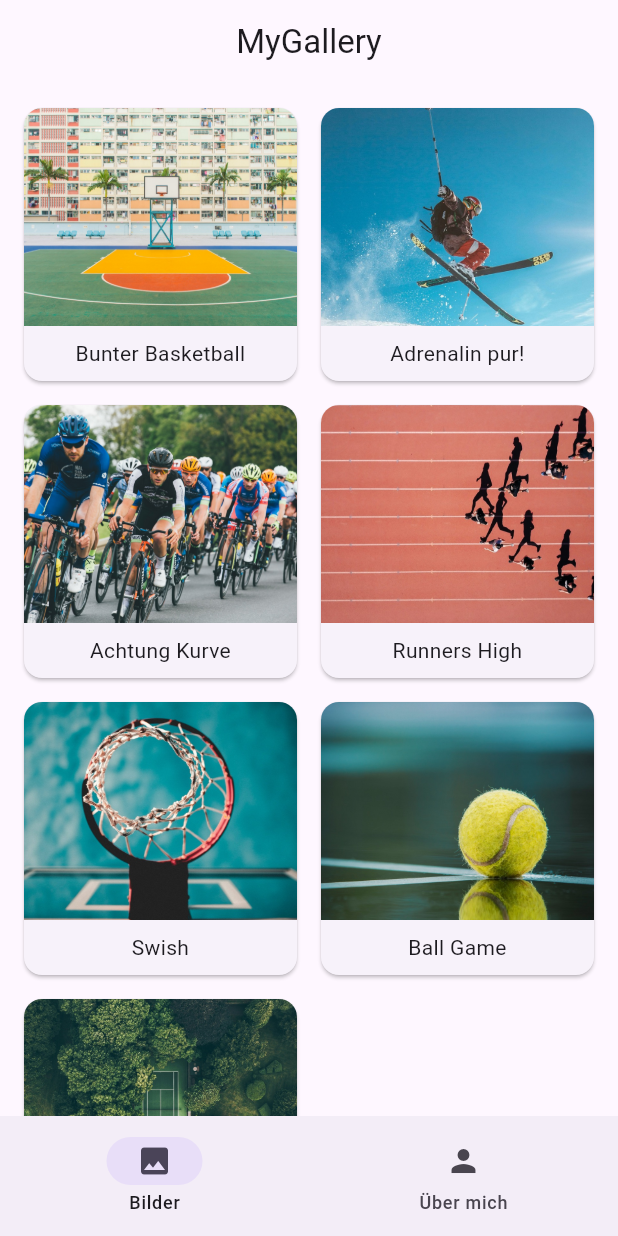
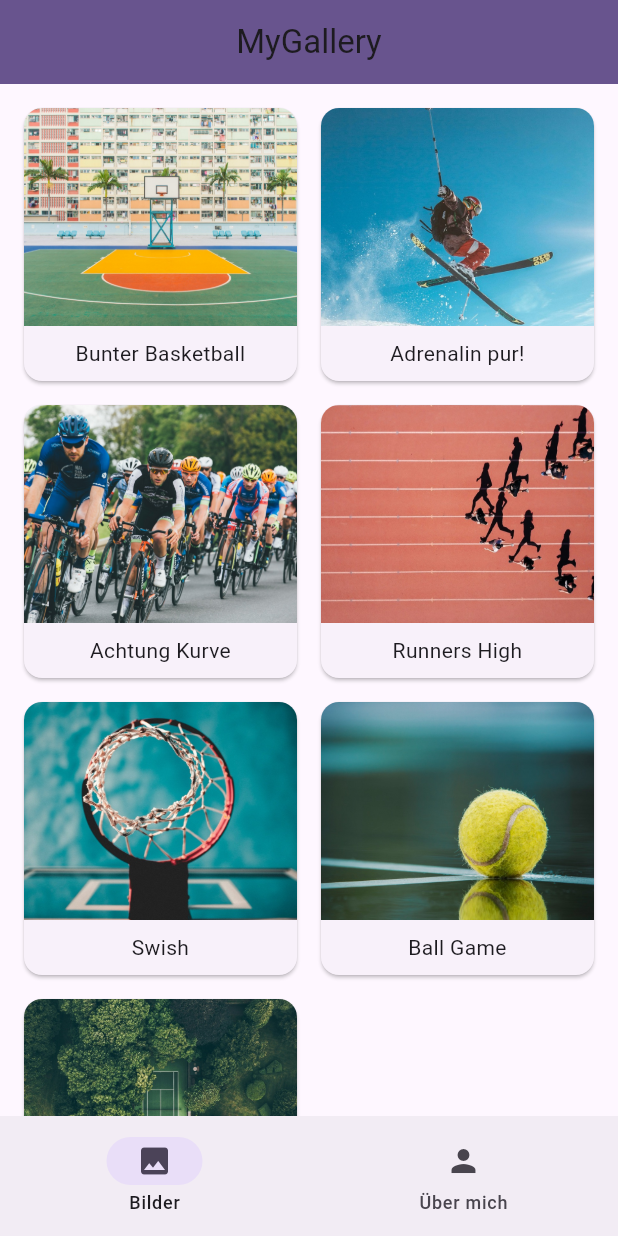
Before and after one commit to dkathrine/image-gallery, a Flutter app: the screen it shows after launch, on a phone screen of 412 x 824 dp. Run offline on Flutter 3.47's test engine with Material 3 defaults, Android fonts, the phone set to English and light mode, and no system bars.

Commit message:
added colorScheme to main.dart

```diff
--- a/lib/main.dart
+++ b/lib/main.dart
@@ -10,6 +10,17 @@ class MainApp extends StatelessWidget {
 
   @override
   Widget build(BuildContext context) {
-    return MaterialApp(home: AppHome());
+    final colorScheme = ColorScheme.fromSeed(
+      brightness: Brightness.light,
+      seedColor: Colors.deepPurple,
+    );
+
+    return MaterialApp(
+      theme: ThemeData(
+        colorScheme: colorScheme,
+        appBarTheme: AppBarTheme(backgroundColor: colorScheme.primary),
+      ),
+      home: AppHome(),
+    );
   }
 }
```
